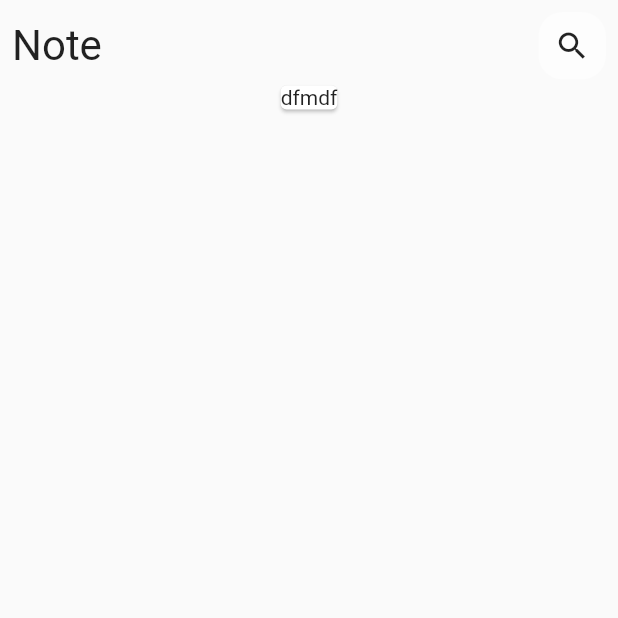
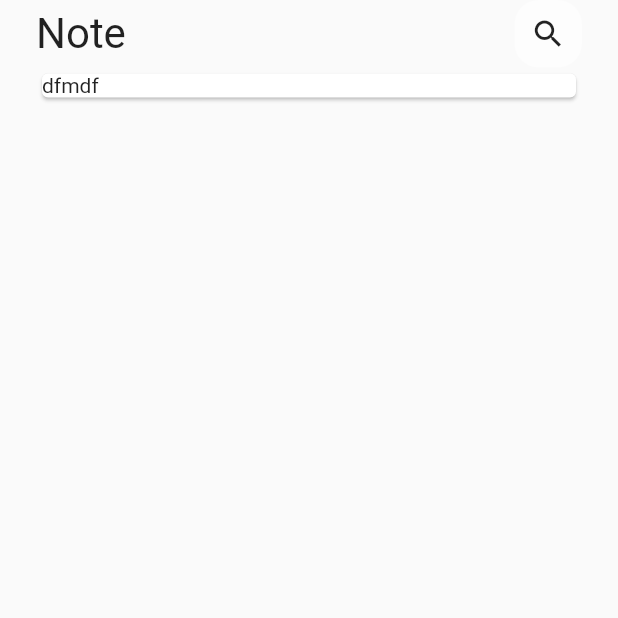
Before and after one commit to gamalahmed3265/Notes-App-flutter, a Flutter app: the screen it shows after launch, on a phone screen of 412 x 824 dp, the top half of it. Run offline on Flutter 3.47's test engine with Material 2 defaults, Android fonts, the phone set to English and light mode, and no system bars.

Commit message:
end the appbar

```diff
--- a/lib/views/resource/app_size.dart
+++ b/lib/views/resource/app_size.dart
@@ -3,6 +3,7 @@ class AppSize {
   static const double s8 = 8.0;
   static const double s10 = 10.0;
   static const double s16 = 16.0;
+  static const double s24 = 24.0;
   static const double s28 = 28.0;
   static const double s45 = 45.0;
 }
--- a/lib/views/widget/custom_view_body.dart
+++ b/lib/views/widget/custom_view_body.dart
@@ -9,8 +9,8 @@ class CustomViewBody extends StatelessWidget {
   @override
   Widget build(BuildContext context) {
     return Padding(
-      padding: const EdgeInsets.all(AppSize.s8),
-      child: Column(
+      padding: const EdgeInsets.symmetric(horizontal: AppSize.s24),
+      child: ListView(
         children: const [CustomAppBar(), CardNote()],
       ),
     );
```
